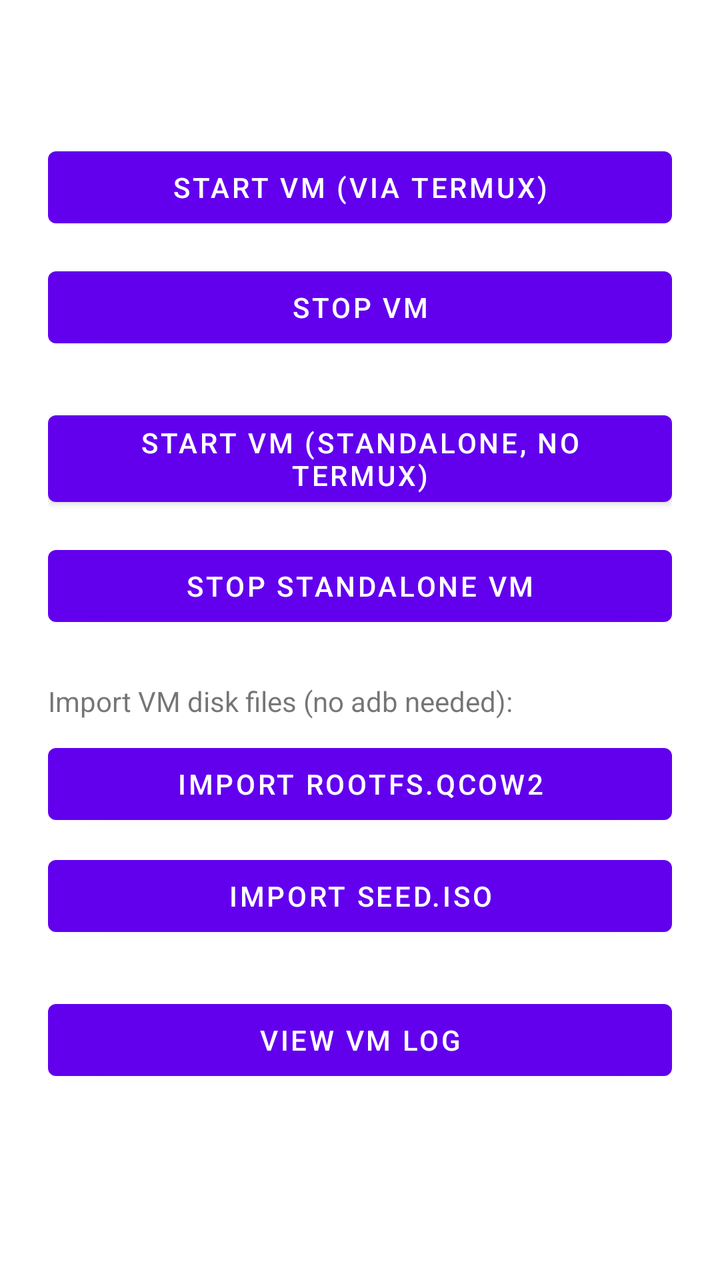
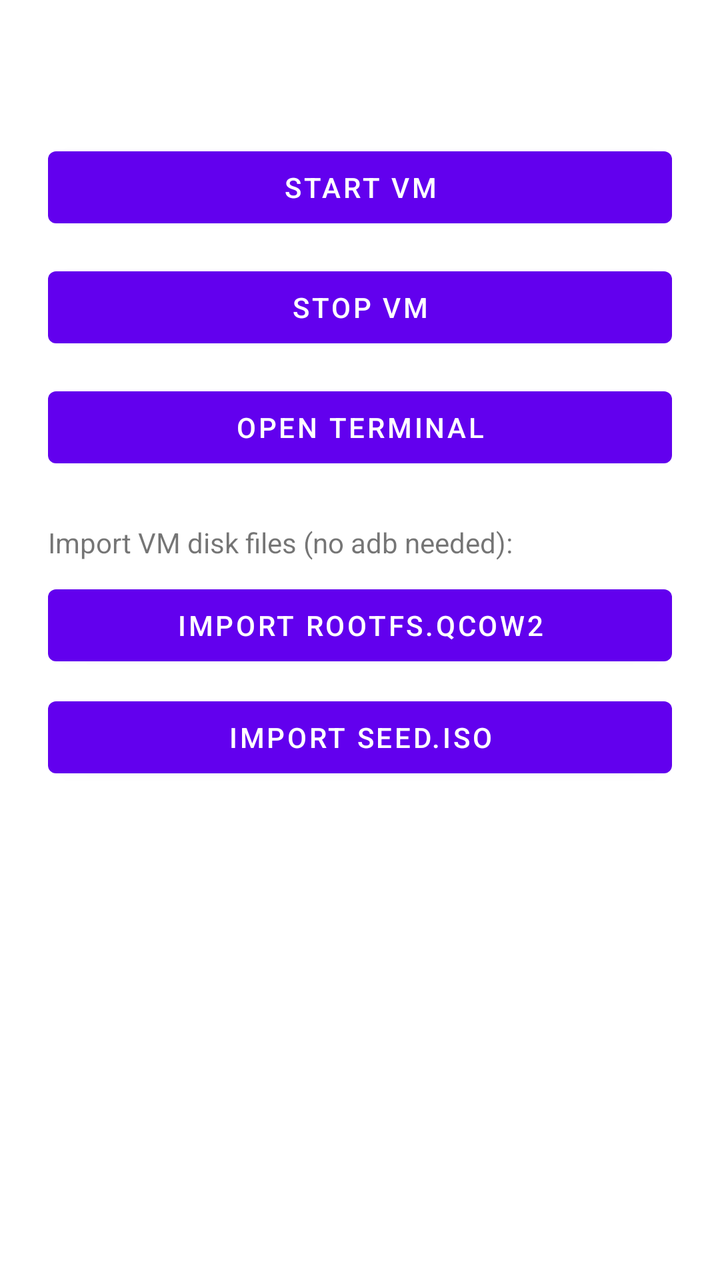

Before-and-after screenshots of an Android layout around one commit, followed by the original layout XML and the change that was made.
<!-- AndroidManifest.xml: application theme Theme.VmForge -->
<!-- res/layout/activity_main.xml -->
<?xml version="1.0" encoding="utf-8"?>
<ScrollView xmlns:android="http://schemas.android.com/apk/res/android"
    android:layout_width="match_parent"
    android:layout_height="match_parent">

<LinearLayout
    android:layout_width="match_parent"
    android:layout_height="wrap_content"
    android:orientation="vertical"
    android:padding="24dp"
    android:gravity="center">

    <TextView
        android:id="@+id/accelStatus"
        android:layout_width="match_parent"
        android:layout_height="wrap_content"
        android:textSize="16sp"
        android:paddingBottom="24dp" />

    <Button
        android:id="@+id/startVmButton"
        android:layout_width="match_parent"
        android:layout_height="wrap_content"
        android:text="Start VM (via Termux)" />

    <Button
        android:id="@+id/stopVmButton"
        android:layout_width="match_parent"
        android:layout_height="wrap_content"
        android:layout_marginTop="12dp"
        android:text="Stop VM" />

    <Button
        android:id="@+id/startStandaloneButton"
        android:layout_width="match_parent"
        android:layout_height="wrap_content"
        android:layout_marginTop="24dp"
        android:text="Start VM (standalone, no Termux)" />

    <Button
        android:id="@+id/stopStandaloneButton"
        android:layout_width="match_parent"
        android:layout_height="wrap_content"
        android:layout_marginTop="12dp"
        android:text="Stop Standalone VM" />

    <TextView
        android:layout_width="match_parent"
        android:layout_height="wrap_content"
        android:layout_marginTop="24dp"
        android:text="Import VM disk files (no adb needed):"
        android:textSize="14sp" />

    <Button
        android:id="@+id/importDiskButton"
        android:layout_width="match_parent"
        android:layout_height="wrap_content"
        android:layout_marginTop="8dp"
        android:text="Import rootfs.qcow2" />

    <Button
        android:id="@+id/importSeedButton"
        android:layout_width="match_parent"
        android:layout_height="wrap_content"
        android:layout_marginTop="8dp"
        android:text="Import seed.iso" />

    <Button
        android:id="@+id/viewLogButton"
        android:layout_width="match_parent"
        android:layout_height="wrap_content"
        android:layout_marginTop="24dp"
        android:text="View VM Log" />

</LinearLayout>
</ScrollView>
<!-- resources referenced by this layout -->
<resources>
  <style name="Theme.VmForge" parent="Theme.MaterialComponents.DayNight.NoActionBar" />
</resources>

<!-- the commit's change to res/layout/activity_main.xml (unified diff, before → after) -->
@@ -21,7 +21,7 @@
         android:id="@+id/startVmButton"
         android:layout_width="match_parent"
         android:layout_height="wrap_content"
-        android:text="Start VM (via Termux)" />
+        android:text="Start VM" />
 
     <Button
         android:id="@+id/stopVmButton"
@@ -31,18 +31,11 @@
         android:text="Stop VM" />
 
     <Button
-        android:id="@+id/startStandaloneButton"
-        android:layout_width="match_parent"
-        android:layout_height="wrap_content"
-        android:layout_marginTop="24dp"
-        android:text="Start VM (standalone, no Termux)" />
-
-    <Button
-        android:id="@+id/stopStandaloneButton"
+        android:id="@+id/openTerminalButton"
         android:layout_width="match_parent"
         android:layout_height="wrap_content"
         android:layout_marginTop="12dp"
-        android:text="Stop Standalone VM" />
+        android:text="Open Terminal" />
 
     <TextView
         android:layout_width="match_parent"
@@ -65,12 +58,5 @@
         android:layout_marginTop="8dp"
         android:text="Import seed.iso" />
 
-    <Button
-        android:id="@+id/viewLogButton"
-        android:layout_width="match_parent"
-        android:layout_height="wrap_content"
-        android:layout_marginTop="24dp"
-        android:text="View VM Log" />
-
 </LinearLayout>
 </ScrollView>
